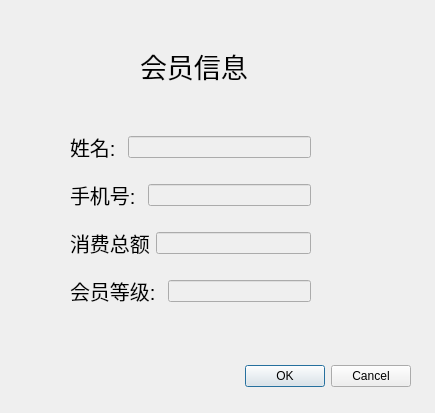
Old version of the form vipinfoo.ui in the repository L1B0/resturant.
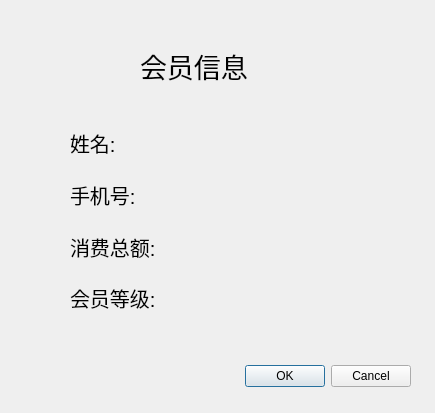
New version of the form.

Patch:
```diff
--- a/vipinfoo.ui
+++ b/vipinfoo.ui
@@ -42,7 +42,7 @@
     <item>
      <layout class="QHBoxLayout" name="horizontalLayout">
       <item>
-       <widget class="QLabel" name="label_2">
+       <widget class="QLabel" name="name">
         <property name="font">
          <font>
           <pointsize>15</pointsize>
@@ -53,19 +53,12 @@
         </property>
        </widget>
       </item>
-      <item>
-       <widget class="QLineEdit" name="name">
-        <property name="enabled">
-         <bool>false</bool>
-        </property>
-       </widget>
-      </item>
      </layout>
     </item>
     <item>
      <layout class="QHBoxLayout" name="horizontalLayout_5">
       <item>
-       <widget class="QLabel" name="label_6">
+       <widget class="QLabel" name="phone">
         <property name="font">
          <font>
           <pointsize>15</pointsize>
@@ -76,13 +69,6 @@
         </property>
        </widget>
       </item>
-      <item>
-       <widget class="QLineEdit" name="phone">
-        <property name="enabled">
-         <bool>false</bool>
-        </property>
-       </widget>
-      </item>
      </layout>
     </item>
     <item>
@@ -95,14 +81,7 @@
          </font>
         </property>
         <property name="text">
-         <string>消费总额</string>
-        </property>
-       </widget>
-      </item>
-      <item>
-       <widget class="QLineEdit" name="sum">
-        <property name="enabled">
-         <bool>false</bool>
+         <string>消费总额: </string>
         </property>
        </widget>
       </item>
@@ -111,7 +90,7 @@
     <item>
      <layout class="QHBoxLayout" name="horizontalLayout_4">
       <item>
-       <widget class="QLabel" name="label_5">
+       <widget class="QLabel" name="level">
         <property name="font">
          <font>
           <pointsize>15</pointsize>
@@ -122,13 +101,6 @@
         </property>
        </widget>
       </item>
-      <item>
-       <widget class="QLineEdit" name="level">
-        <property name="enabled">
-         <bool>false</bool>
-        </property>
-       </widget>
-      </item>
      </layout>
     </item>
    </layout>
```
Left out of the diff: 2 changed lines with no effect on the pictures.
